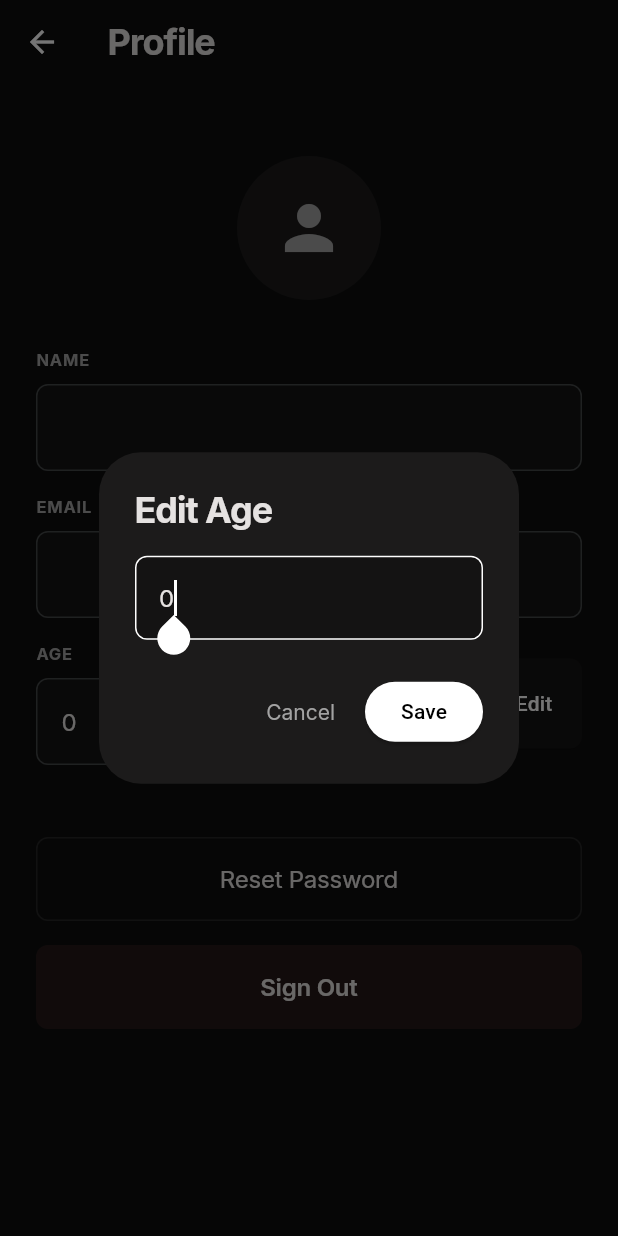
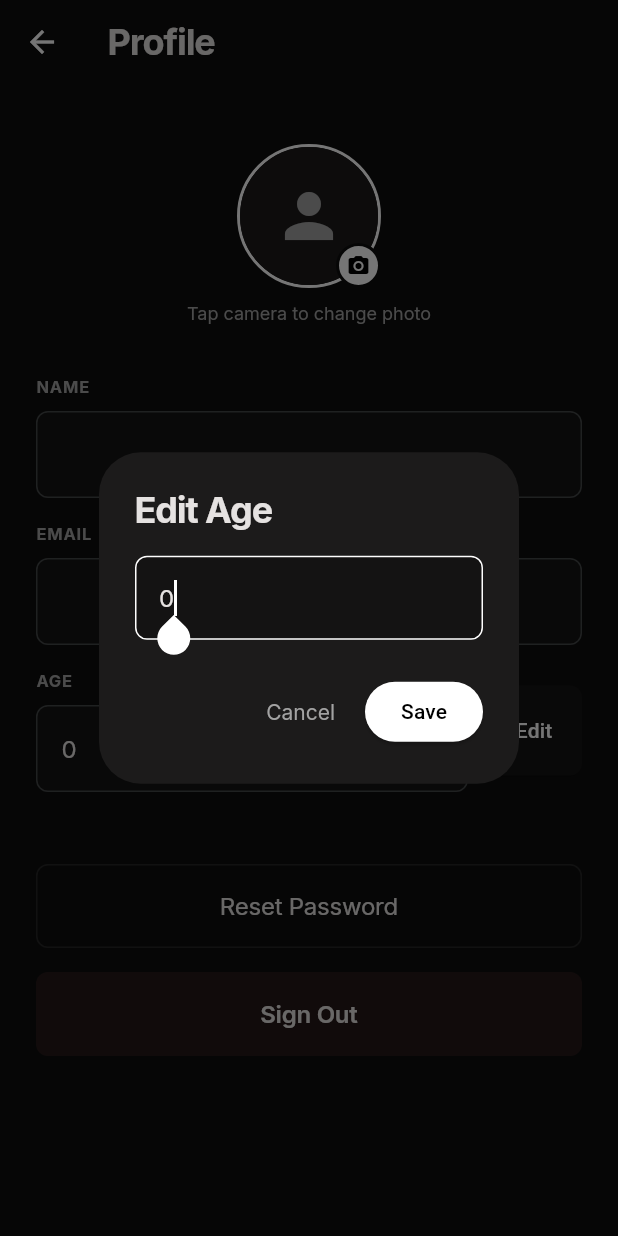
Before and after one commit to Mortarion002/aiops-command, a Flutter app: the ProfileScreen screen opened by its route, after a tap on "Edit", on a phone screen of 412 x 824 dp. Run offline on Flutter 3.47's test engine with Material 3 defaults, Android fonts, the phone set to English and light mode, and no system bars; our stand-ins replace cloud_firestore, firebase_auth, firebase_core, firebase_storage, flutter_riverpod, go_router and 3 more; accounts and stored records are empty; generated files the repository leaves out were written again; network calls fail.

Commit message:
Add profile photo upload via Firebase Storage with Gmail fallback

```diff
--- a/lib/features/auth/models/app_user.dart
+++ b/lib/features/auth/models/app_user.dart
@@ -3,12 +3,14 @@ class AppUser {
   final String email;
   final String name;
   final int? age;
+  final String? photoUrl;
 
   const AppUser({
     required this.id,
     required this.email,
     required this.name,
     this.age,
+    this.photoUrl,
   });
 
   AppUser copyWith({
@@ -16,12 +18,14 @@ class AppUser {
     String? email,
     String? name,
     int? age,
+    String? photoUrl,
   }) {
     return AppUser(
       id: id ?? this.id,
       email: email ?? this.email,
       name: name ?? this.name,
       age: age ?? this.age,
+      photoUrl: photoUrl ?? this.photoUrl,
     );
   }
 
@@ -31,6 +35,7 @@ class AppUser {
       'email': email,
       'name': name,
       'age': age,
+      'photoUrl': photoUrl,
     };
   }
 
@@ -40,6 +45,7 @@ class AppUser {
       email: map['email'] ?? '',
       name: map['name'] ?? '',
       age: map['age']?.toInt(),
+      photoUrl: map['photoUrl'],
     );
   }
 }
--- a/lib/features/settings/screens/profile_screen.dart
+++ b/lib/features/settings/screens/profile_screen.dart
@@ -1,6 +1,9 @@
+import 'dart:io';
 import 'package:flutter/material.dart';
 import 'package:flutter_riverpod/flutter_riverpod.dart';
-import 'package:go_router/go_router.dart';
+import 'package:image_picker/image_picker.dart';
+import 'package:firebase_storage/firebase_storage.dart';
+import 'package:firebase_auth/firebase_auth.dart';
 import '../../../core/theme/app_colors.dart';
 import '../../../core/theme/app_text_styles.dart';
 import '../../auth/providers/auth_provider.dart';
@@ -8,162 +11,80 @@ import '../../auth/providers/user_profile_provider.dart';
 import '../../auth/models/app_user.dart';
 import '../../auth/repositories/user_repository.dart';
 
-class ProfileScreen extends ConsumerWidget {
+class ProfileScreen extends ConsumerStatefulWidget {
   const ProfileScreen({super.key});
 
   @override
-  Widget build(BuildContext context, WidgetRef ref) {
-    final user = ref.watch(authProvider).value;
-    final appUserAsync = ref.watch(currentUserProfileProvider);
+  ConsumerState<ProfileScreen> createState() => _ProfileScreenState();
+}
 
-    return Scaffold(
-      backgroundColor: AppColors.background,
-      appBar: AppBar(
-        backgroundColor: Colors.transparent,
-        elevation: 0,
-        leading: IconButton(
-          icon: const Icon(Icons.arrow_back, color: Colors.white),
-          onPressed: () => context.pop(),
-        ),
-        title: Text("Profile", style: AppTextStyles.h2),
-      ),
-      body: SafeArea(
-        child: SingleChildScrollView(
-          padding: const EdgeInsets.all(24.0),
-          child: Column(
-            crossAxisAlignment: CrossAxisAlignment.stretch,
-            children: [
-              const SizedBox(height: 24),
-              // Avatar placeholder
-              const CircleAvatar(
-                radius: 48,
-                backgroundColor: AppColors.surfaceContainer,
-                child: Icon(Icons.person, size: 48, color: AppColors.mutedText),
-              ),
-              const SizedBox(height: 32),
+class _ProfileScreenState extends ConsumerState<ProfileScreen> {
+  bool _uploadingPhoto = false;
 
-              // Information Fields
-              _buildInfoField("Name", user?.displayName ?? "Not provided"),
-              const SizedBox(height: 16),
-              _buildInfoField("Email", user?.email ?? "No email"),
-              const SizedBox(height: 16),
+  Future<void> _pickAndUploadPhoto(User firebaseUser) async {
+    final picker = ImagePicker();
+    final picked = await picker.pickImage(
+      source: ImageSource.gallery,
+      imageQuality: 75,
+      maxWidth: 512,
+      maxHeight: 512,
+    );
+    if (picked == null) return;
 
-                appUserAsync.when(
-                  data: (appUser) {
-                    return Row(
-                      children: [
-                        Expanded(
-                          child: _buildInfoField("Age", appUser?.age?.toString() ?? "Not set"),
-                        ),
-                        const SizedBox(width: 16),
-                        ElevatedButton(
-                          onPressed: () => _showEditAgeDialog(context, ref, user?.uid, appUser),
-                          style: ElevatedButton.styleFrom(
-                            backgroundColor: AppColors.surface,
-                            foregroundColor: AppColors.primary,
-                            shape: RoundedRectangleBorder(borderRadius: BorderRadius.circular(8)),
-                            padding: const EdgeInsets.symmetric(horizontal: 16, vertical: 20),
-                          ),
-                          child: const Text("Edit"),
-                        ),
-                      ],
-                    );
-                  },
-                  loading: () => const Center(child: CircularProgressIndicator()),
-                  error: (_, __) => Row(
-                    children: [
-                      Expanded(child: _buildInfoField("Age", "Not set")),
-                      const SizedBox(width: 16),
-                      ElevatedButton(
-                        onPressed: () => _showEditAgeDialog(context, ref, user?.uid, null),
-                        style: ElevatedButton.styleFrom(
-                          backgroundColor: AppColors.surface,
-                          foregroundColor: AppColors.primary,
-                          shape: RoundedRectangleBorder(borderRadius: BorderRadius.circular(8)),
-                          padding: const EdgeInsets.symmetric(horizontal: 16, vertical: 20),
-                        ),
-                        child: const Text("Edit"),
-                      ),
-                    ],
-                  ),
-                ),
+    setState(() => _uploadingPhoto = true);
+    try {
+      final file = File(picked.path);
+      final ref = FirebaseStorage.instance
+          .ref()
+          .child('profile_pictures/${firebaseUser.uid}.jpg');
 
-              const SizedBox(height: 48),
+      await ref.putFile(file);
+      final downloadUrl = await ref.getDownloadURL();
 
-              // Action Buttons
-              OutlinedButton(
-                onPressed: () {
-                  if (user?.email != null) {
-                    ref.read(authProvider.notifier).sendPasswordResetEmail(user!.email!);
-                    ScaffoldMessenger.of(context).showSnackBar(
-                      const SnackBar(content: Text('Password reset email sent')),
-                    );
-                  }
-                },
-                style: OutlinedButton.styleFrom(
-                  padding: const EdgeInsets.symmetric(vertical: 16),
-                  side: const BorderSide(color: AppColors.outline),
-                  shape: RoundedRectangleBorder(borderRadius: BorderRadius.circular(8)),
-                ),
-                child: Text("Reset Password", style: AppTextStyles.bodyLg),
-              ),
-              const SizedBox(height: 16),
-              ElevatedButton(
-                onPressed: () {
-                  ref.read(authProvider.notifier).signOut();
-                },
-                style: ElevatedButton.styleFrom(
-                  backgroundColor: AppColors.error.withOpacity(0.1),
-                  foregroundColor: AppColors.error,
-                  padding: const EdgeInsets.symmetric(vertical: 16),
-                  elevation: 0,
-                  shape: RoundedRectangleBorder(borderRadius: BorderRadius.circular(8)),
-                ),
-                child: Text("Sign Out", style: AppTextStyles.bodyLg.copyWith(fontWeight: FontWeight.w600)),
-              ),
-            ],
-          ),
-        ),
-      ),
-    );
+      // Save to Firebase Auth
+      await firebaseUser.updatePhotoURL(downloadUrl);
+
+      // Save to Firestore
+      final repo = this.ref.read(userRepositoryProvider);
+      final currentUser = this.ref.read(currentUserProfileProvider).value;
+      if (currentUser != null) {
+        await repo.updateUser(currentUser.copyWith(photoUrl: downloadUrl));
+      } else {
+        await repo.createUser(AppUser(
+          id: firebaseUser.uid,
+          email: firebaseUser.email ?? '',
+          name: firebaseUser.displayName ?? '',
+          photoUrl: downloadUrl,
+        ));
+      }
+
+      this.ref.invalidate(currentUserProfileProvider);
+    } catch (e) {
+      if (mounted) {
+        ScaffoldMessenger.of(context).showSnackBar(
+          SnackBar(content: Text('Failed to upload photo: $e'), backgroundColor: AppColors.error),
+        );
+      }
+    } finally {
+      if (mounted) setState(() => _uploadingPhoto = false);
+    }
   }
 
-  Widget _buildInfoField(String label, String value) {
-    return Column(
-      crossAxisAlignment: CrossAxisAlignment.start,
-      children: [
-        Text(label.toUpperCase(), style: AppTextStyles.labelCaps.copyWith(color: AppColors.mutedText)),
-        const SizedBox(height: 8),
-        Container(
-          width: double.infinity,
-          padding: const EdgeInsets.symmetric(horizontal: 16, vertical: 16),
-          decoration: BoxDecoration(
-            color: AppColors.surface,
-            borderRadius: BorderRadius.circular(8),
-            border: Border.all(color: AppColors.outlineVariant),
-          ),
-          child: Text(value, style: AppTextStyles.bodyLg),
-        ),
-      ],
-    );
-  }
+  Future<void> _showEditAgeDialog(String uid, AppUser? appUser) async {
+    final controller = TextEditingController(text: appUser?.age?.toString() ?? '');
 
-  void _showEditAgeDialog(BuildContext context, WidgetRef ref, String? uid, AppUser? appUser) {
-    if (uid == null) return;
-    final controller = TextEditingController(text: appUser?.age?.toString() ?? "");
-
-    showDialog(
+    await showDialog(
       context: context,
       builder: (dialogContext) => AlertDialog(
         backgroundColor: AppColors.surfaceContainer,
-        title: Text("Edit Age", style: AppTextStyles.h2),
+        title: Text('Edit Age', style: AppTextStyles.h2),
         content: TextField(
           controller: controller,
           keyboardType: TextInputType.number,
           autofocus: true,
           style: AppTextStyles.bodyLg,
           decoration: InputDecoration(
-            hintText: "Enter your age",
+            hintText: 'Enter your age',
             hintStyle: AppTextStyles.bodyMd.copyWith(color: AppColors.mutedText),
             filled: true,
             fillColor: AppColors.surface,
@@ -176,7 +97,7 @@ class ProfileScreen extends ConsumerWidget {
         actions: [
           TextButton(
             onPressed: () => Navigator.of(dialogContext).pop(),
-            child: Text("Cancel", style: AppTextStyles.bodyMd.copyWith(color: AppColors.mutedText)),
+            child: Text('Cancel', style: AppTextStyles.bodyMd.copyWith(color: AppColors.mutedText)),
           ),
           ElevatedButton(
             onPressed: () async {
@@ -184,10 +105,8 @@ class ProfileScreen extends ConsumerWidget {
               if (newAge != null && newAge > 0) {
                 final repo = ref.read(userRepositoryProvider);
                 if (appUser != null) {
-                  // Update existing document
                   await repo.updateUser(appUser.copyWith(age: newAge));
                 } else {
-                  // No Firestore doc yet — create one
                   final firebaseUser = ref.read(authProvider).value;
                   await repo.createUser(AppUser(
                     id: uid,
@@ -204,10 +123,214 @@ class ProfileScreen extends ConsumerWidget {
               backgroundColor: AppColors.primary,
               foregroundColor: Colors.black,
             ),
-            child: const Text("Save"),
+            child: const Text('Save'),
           ),
         ],
       ),
     );
   }
+
+  Widget _buildInfoField(String label, String value) {
+    return Column(
+      crossAxisAlignment: CrossAxisAlignment.start,
+      children: [
+        Text(label.toUpperCase(),
+            style: AppTextStyles.labelCaps.copyWith(color: AppColors.mutedText)),
+        const SizedBox(height: 8),
+        Container(
+          width: double.infinity,
+          padding: const EdgeInsets.symmetric(horizontal: 16, vertical: 16),
+          decoration: BoxDecoration(
+            color: AppColors.surface,
+            borderRadius: BorderRadius.circular(8),
+            border: Border.all(color: AppColors.outlineVariant),
+          ),
+          child: Text(value, style: AppTextStyles.bodyLg),
+        ),
+      ],
+    );
+  }
+
+  @override
+  Widget build(BuildContext context) {
+    final firebaseUser = ref.watch(authProvider).value;
+    final appUserAsync = ref.watch(currentUserProfileProvider);
+
+    // Determine photo URL: Firestore → Firebase Auth (Gmail photo) → null
+    final String? photoUrl = appUserAsync.value?.photoUrl ?? firebaseUser?.photoURL;
+
+    return Scaffold(
+      backgroundColor: AppColors.background,
+      appBar: AppBar(
+        backgroundColor: Colors.transparent,
+        elevation: 0,
+        leading: IconButton(
+          icon: const Icon(Icons.arrow_back, color: Colors.white),
+          onPressed: () => Navigator.of(context).pop(),
+        ),
+        title: Text('Profile', style: AppTextStyles.h2),
+      ),
+      body: SafeArea(
+        child: SingleChildScrollView(
+          padding: const EdgeInsets.all(24.0),
+          child: Column(
+            crossAxisAlignment: CrossAxisAlignment.stretch,
+            children: [
+              const SizedBox(height: 16),
+
+              // ── Avatar with upload button ──────────────────────────────
+              Center(
+                child: Stack(
+                  children: [
+                    // Photo circle
+                    Container(
+                      width: 96,
+                      height: 96,
+                      decoration: BoxDecoration(
+                        shape: BoxShape.circle,
+                        border: Border.all(color: AppColors.primary, width: 2),
+                      ),
+                      child: ClipOval(
+                        child: _uploadingPhoto
+                            ? Container(
+                                color: AppColors.surfaceContainer,
+                                child: const Center(
+                                  child: CircularProgressIndicator(strokeWidth: 2),
+                                ),
+                              )
+                            : photoUrl != null
+                                ? Image.network(
+                                    photoUrl,
+                                    fit: BoxFit.cover,
+                                    errorBuilder: (_, __, ___) => Container(
+                                      color: AppColors.surfaceContainer,
+                                      child: const Icon(Icons.person, size: 48, color: AppColors.mutedText),
+                                    ),
+                                  )
+                                : Container(
+                                    color: AppColors.surfaceContainer,
+                                    child: const Icon(Icons.person, size: 48, color: AppColors.mutedText),
+                                  ),
+                      ),
+                    ),
+
+                    // Camera badge
+                    Positioned(
+                      bottom: 0,
+                      right: 0,
+                      child: GestureDetector(
+                        onTap: firebaseUser == null
+                            ? null
+                            : () => _pickAndUploadPhoto(firebaseUser),
+                        child: Container(
+                          width: 30,
+                          height: 30,
+                          decoration: BoxDecoration(
+                            color: AppColors.primary,
+                            shape: BoxShape.circle,
+                            border: Border.all(color: AppColors.background, width: 2),
+                          ),
+                          child: const Icon(Icons.camera_alt, size: 16, color: Colors.black),
+                        ),
+                      ),
+                    ),
+                  ],
+                ),
+              ),
+
+              const SizedBox(height: 8),
+              Center(
+                child: Text(
+                  'Tap camera to change photo',
+                  style: AppTextStyles.bodyMd.copyWith(color: AppColors.mutedText, fontSize: 12),
+                ),
+              ),
+              const SizedBox(height: 32),
+
+              // ── Info fields ────────────────────────────────────────────
+              _buildInfoField('Name', firebaseUser?.displayName ?? 'Not provided'),
+              const SizedBox(height: 16),
+              _buildInfoField('Email', firebaseUser?.email ?? 'No email'),
+              const SizedBox(height: 16),
+
+              appUserAsync.when(
+                data: (appUser) => Row(
+                  children: [
+                    Expanded(
+                      child: _buildInfoField('Age', appUser?.age?.toString() ?? 'Not set'),
+                    ),
+                    const SizedBox(width: 12),
+                    ElevatedButton(
+                      onPressed: firebaseUser == null
+                          ? null
+                          : () => _showEditAgeDialog(firebaseUser.uid, appUser),
+                      style: ElevatedButton.styleFrom(
+                        backgroundColor: AppColors.surface,
+                        foregroundColor: AppColors.primary,
+                        shape: RoundedRectangleBorder(borderRadius: BorderRadius.circular(8)),
+                        padding: const EdgeInsets.symmetric(horizontal: 16, vertical: 20),
+                      ),
+                      child: const Text('Edit'),
+                    ),
+                  ],
+                ),
+                loading: () => const Center(child: CircularProgressIndicator()),
+                error: (_, __) => Row(
+                  children: [
+                    Expanded(child: _buildInfoField('Age', 'Not set')),
+                    const SizedBox(width: 12),
+                    ElevatedButton(
+                      onPressed: firebaseUser == null
+                          ? null
+                          : () => _showEditAgeDialog(firebaseUser.uid, null),
+                      style: ElevatedButton.styleFrom(
+                        backgroundColor: AppColors.surface,
+                        foregroundColor: AppColors.primary,
+                        shape: RoundedRectangleBorder(borderRadius: BorderRadius.circular(8)),
+                        padding: const EdgeInsets.symmetric(horizontal: 16, vertical: 20),
+                      ),
+                      child: const Text('Edit'),
+                    ),
+                  ],
+                ),
+              ),
+
+              const SizedBox(height: 48),
+
+              // ── Action buttons ─────────────────────────────────────────
+              OutlinedButton(
+                onPressed: () {
+                  if (firebaseUser?.email != null) {
+                    ref.read(authProvider.notifier).sendPasswordResetEmail(firebaseUser!.email!);
+                    ScaffoldMessenger.of(context).showSnackBar(
+                      const SnackBar(content: Text('Password reset email sent')),
+                    );
+                  }
+                },
+                style: OutlinedButton.styleFrom(
+                  padding: const EdgeInsets.symmetric(vertical: 16),
+                  side: const BorderSide(color: AppColors.outline),
+                  shape: RoundedRectangleBorder(borderRadius: BorderRadius.circular(8)),
+                ),
+                child: Text('Reset Password', style: AppTextStyles.bodyLg),
+              ),
+              const SizedBox(height: 16),
+              ElevatedButton(
+                onPressed: () => ref.read(authProvider.notifier).signOut(),
+                style: ElevatedButton.styleFrom(
+                  backgroundColor: AppColors.error.withOpacity(0.1),
+                  foregroundColor: AppColors.error,
+                  padding: const EdgeInsets.symmetric(vertical: 16),
+                  elevation: 0,
+                  shape: RoundedRectangleBorder(borderRadius: BorderRadius.circular(8)),
+                ),
+                child: Text('Sign Out',
+                    style: AppTextStyles.bodyLg.copyWith(fontWeight: FontWeight.w600)),
+              ),
+            ],
+          ),
+        ),
+      ),
+    );
+  }
 }
--- a/pubspec.yaml
+++ b/pubspec.yaml
@@ -45,6 +45,8 @@ dependencies:
   share_plus: ^13.1.0
   intl: ^0.20.2
   uuid: ^4.5.3
+  image_picker: ^1.1.2
+  firebase_storage: ^13.3.0
 
 dev_dependencies:
   flutter_test:
```
Also changed, not shown: pubspec.lock, 1 other file.
